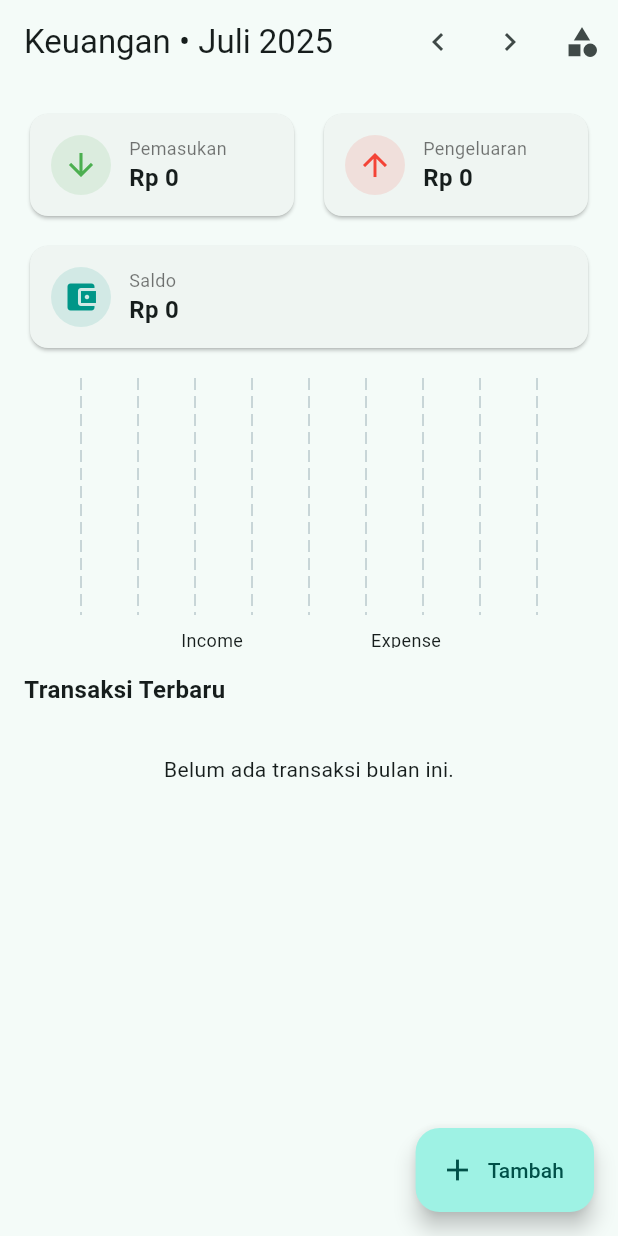
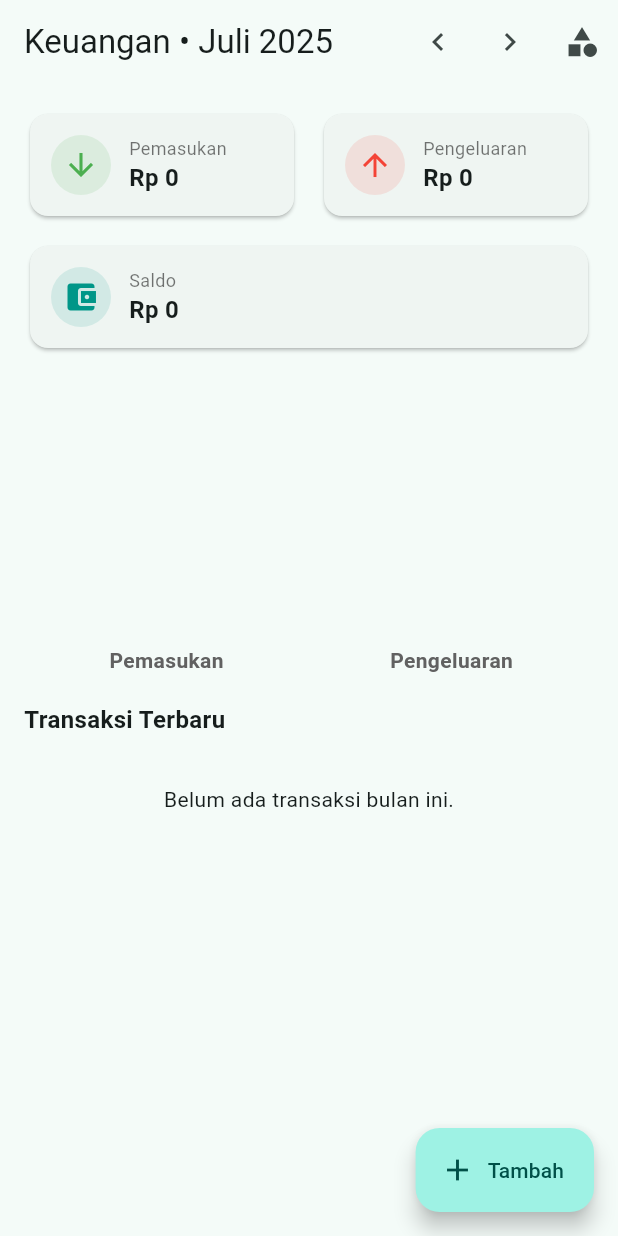
Before and after one commit to farhanfarruq/personal_finance, a Flutter app: the HomePage screen opened directly, after a tap on the "chevron left" icon, on a phone screen of 412 x 824 dp. Run offline on Flutter 3.47's test engine with Material 3 defaults, Android fonts, the phone set to English and light mode, and no system bars; drawn by our look-alikes of fl_chart; our stand-ins replace sqflite; accounts and stored records are empty.

Commit message:
add new fitur

```diff
--- a/lib/pages/home_page.dart
+++ b/lib/pages/home_page.dart
@@ -14,7 +14,7 @@ class HomePage extends StatelessWidget {
   @override
   Widget build(BuildContext context) {
     final prov = context.watch<FinanceProvider>();
-    final currency = NumberFormat.currency(locale: 'id_ID', symbol: 'Rp ');
+    final currency = NumberFormat.currency(locale: 'id_ID', symbol: 'Rp ', decimalDigits: 0);
 
     return Scaffold(
       appBar: AppBar(
@@ -88,10 +88,14 @@ class HomePage extends StatelessWidget {
             const SizedBox(height: 16),
 
             // Mini Bar Chart income vs expense
+// ... (kode lainnya)
+
+// Ganti widget BarChart yang ada dengan kode berikut:
 SizedBox(
-              height: 180,
+  height: 200,
   child: BarChart(
     BarChartData(
+      alignment: BarChartAlignment.spaceAround,
       borderData: FlBorderData(show: false),
       titlesData: FlTitlesData(
         leftTitles: const AxisTitles(sideTitles: SideTitles(showTitles: false)),
@@ -100,23 +104,60 @@ class HomePage extends StatelessWidget {
         bottomTitles: AxisTitles(
           sideTitles: SideTitles(
             showTitles: true,
-                        getTitlesWidget: (v, meta) {
-                          final label = v.toInt() == 0 ? 'Income' : 'Expense';
-                          return Padding(
-                            padding: const EdgeInsets.only(top: 8.0),
-                            child: Text(label, style: const TextStyle(fontSize: 12)),
+            getTitlesWidget: (value, meta) {
+              final style = TextStyle(
+                color: Colors.grey[700],
+                fontWeight: FontWeight.bold,
+                fontSize: 14,
               );
+              Widget text;
+              switch (value.toInt()) {
+                case 0:
+                  text = Text('Pemasukan', style: style);
+                  break;
+                case 1:
+                  text = Text('Pengeluaran', style: style);
+                  break;
+                default:
+                  text = Text('', style: style);
+                  break;
+              }
+              return SideTitleWidget(axisSide: meta.axisSide, child: text);
             },
+            reservedSize: 30,
           ),
         ),
       ),
+      gridData: FlGridData(show: false),
       barGroups: [
-                    BarChartGroupData(x: 0, barRods: [BarChartRodData(toY: prov.income)]),
-                    BarChartGroupData(x: 1, barRods: [BarChartRodData(toY: prov.expense)]),
+        BarChartGroupData(
+          x: 0,
+          barRods: [
+            BarChartRodData(
+              toY: prov.income,
+              color: Colors.green,
+              width: 22,
+              borderRadius: BorderRadius.circular(8),
+            ),
+          ],
+        ),
+        BarChartGroupData(
+          x: 1,
+          barRods: [
+            BarChartRodData(
+              toY: prov.expense,
+              color: Colors.red,
+              width: 22,
+              borderRadius: BorderRadius.circular(8),
+            ),
+          ],
+        ),
       ],
     ),
   ),
 ),
+
+// ... (kode lainnya)
 
             const SizedBox(height: 16),
             const Text('Transaksi Terbaru', style: TextStyle(fontSize: 16, fontWeight: FontWeight.w600)),
@@ -146,6 +187,7 @@ class HomePage extends StatelessWidget {
     );
   }
 
+// farhanfarruq/personal_finance/personal_finance-9dc4a3471684685b48bafc19424765a788b29d69/lib/pages/home_page.dart
 Widget _summaryCard(String title, String value, IconData icon, Color color) {
   return Card(
     child: Padding(
@@ -154,10 +196,21 @@ class HomePage extends StatelessWidget {
         children: [
           CircleAvatar(backgroundColor: color.withOpacity(.12), child: Icon(icon, color: color)),
           const SizedBox(width: 12),
-            Column(crossAxisAlignment: CrossAxisAlignment.start, children: [
+          // Tambahkan Expanded di sini untuk mengatasi overflow
+          Expanded(
+            child: Column(
+              crossAxisAlignment: CrossAxisAlignment.start,
+              children: [
                 Text(title, style: const TextStyle(fontSize: 12, color: Colors.black54)),
-              Text(value, style: const TextStyle(fontSize: 16, fontWeight: FontWeight.bold)),
-            ]),
+                Text(
+                  value,
+                  style: const TextStyle(fontSize: 16, fontWeight: FontWeight.bold),
+                  // Opsi untuk menampilkan elipsis (...) jika teks masih terlalu panjang
+                  overflow: TextOverflow.ellipsis,
+                ),
+              ],
+            ),
+          ),
         ],
       ),
     ),
--- a/lib/screens/home_screen.dart
+++ b/lib/screens/home_screen.dart
@@ -6,6 +6,7 @@ import '../providers/finance_provider.dart';
 import 'add_edit_transaction_screen.dart';
 import 'categories_screen.dart';
 import '../widgets/transaction_tile.dart';
+import 'dashboard_screen.dart'; // Import halaman dasbor yang baru
 
 class HomeScreen extends StatelessWidget {
   const HomeScreen({super.key});
@@ -13,11 +14,14 @@ class HomeScreen extends StatelessWidget {
   @override
   Widget build(BuildContext context) {
     final prov = context.watch<FinanceProvider>();
-    final currency = NumberFormat.currency(locale: 'id_ID', symbol: 'Rp ');
+    // Perbaikan format mata uang agar menggunakan titik dan tanpa desimal
+    final currency = NumberFormat.currency(locale: 'id_ID', symbol: 'Rp ', decimalDigits: 0);
 
     return Scaffold(
       appBar: AppBar(
         title: Text('Keuangan • ${prov.monthLabel}'),
+        elevation: 1,
+        backgroundColor: Colors.white,
         actions: [
           IconButton(
             onPressed: prov.prevMonth,
@@ -27,6 +31,17 @@ class HomeScreen extends StatelessWidget {
             onPressed: prov.nextMonth,
             icon: const Icon(Icons.chevron_right),
           ),
+          // Tombol baru untuk navigasi ke halaman Dasbor
+          IconButton(
+            onPressed: () {
+              Navigator.push(
+                context,
+                MaterialPageRoute(builder: (_) => const DashboardScreen()),
+              );
+            },
+            tooltip: 'Lihat Dasbor',
+            icon: const Icon(Icons.dashboard_outlined),
+          ),
           IconButton(
             onPressed: () {
               Navigator.push(
@@ -34,7 +49,8 @@ class HomeScreen extends StatelessWidget {
                 MaterialPageRoute(builder: (_) => const CategoriesScreen()),
               );
             },
-            icon: const Icon(Icons.category),
+            tooltip: 'Kategori',
+            icon: const Icon(Icons.category_outlined),
           ),
         ],
       ),
@@ -47,15 +63,16 @@ class HomeScreen extends StatelessWidget {
             ),
           );
         },
-        label: const Text('Tambah'),
+        label: const Text('Tambah Transaksi'),
         icon: const Icon(Icons.add),
+        elevation: 2,
       ),
       body: RefreshIndicator(
         onRefresh: prov.refresh,
         child: ListView(
           padding: const EdgeInsets.all(16),
           children: [
-            // Summary Cards
+            // --- Bagian Kartu Ringkasan ---
             Row(
               children: [
                 Expanded(
@@ -79,19 +96,23 @@ class HomeScreen extends StatelessWidget {
             ),
             const SizedBox(height: 12),
             _summaryCard(
-              'Saldo',
+              'Saldo Bulan Ini',
               currency.format(prov.balance),
-              Icons.account_balance_wallet,
+              Icons.account_balance_wallet_outlined,
               Colors.teal,
             ),
+            const SizedBox(height: 24),
+
+            // --- Bagian Grafik Batang yang Diperbarui ---
+            const Text('Perbandingan Pemasukan & Pengeluaran', style: TextStyle(fontSize: 18, fontWeight: FontWeight.bold)),
             const SizedBox(height: 16),
-
-            // Mini Bar Chart income vs expense
             SizedBox(
-              height: 180,
+              height: 200,
               child: BarChart(
                 BarChartData(
+                  alignment: BarChartAlignment.spaceAround,
                   borderData: FlBorderData(show: false),
+                  gridData: FlGridData(show: false),
                   titlesData: FlTitlesData(
                     leftTitles: const AxisTitles(sideTitles: SideTitles(showTitles: false)),
                     topTitles: const AxisTitles(sideTitles: SideTitles(showTitles: false)),
@@ -99,32 +120,56 @@ class HomeScreen extends StatelessWidget {
                     bottomTitles: AxisTitles(
                       sideTitles: SideTitles(
                         showTitles: true,
-                        getTitlesWidget: (v, meta) {
-                          final label = v.toInt() == 0 ? 'Income' : 'Expense';
-                          return Padding(
-                            padding: const EdgeInsets.only(top: 8.0),
-                            child: Text(label, style: const TextStyle(fontSize: 12)),
+                        getTitlesWidget: (value, meta) {
+                          final style = TextStyle(
+                            color: Colors.grey[700],
+                            fontWeight: FontWeight.bold,
+                            fontSize: 14,
                           );
+                          String text;
+                          switch (value.toInt()) {
+                            case 0:
+                              text = 'Pemasukan';
+                              break;
+                            case 1:
+                              text = 'Pengeluaran';
+                              break;
+                            default:
+                              text = '';
+                              break;
+                          }
+                          return SideTitleWidget(axisSide: meta.axisSide, child: Text(text, style: style));
                         },
+                        reservedSize: 30,
                       ),
                     ),
                   ),
                   barGroups: [
-                    BarChartGroupData(x: 0, barRods: [BarChartRodData(toY: prov.income, color: Colors.green)]),
-                    BarChartGroupData(x: 1, barRods: [BarChartRodData(toY: prov.expense, color: Colors.red)]),
+                    BarChartGroupData(x: 0, barRods: [
+                      BarChartRodData(toY: prov.income, color: Colors.green, width: 22, borderRadius: BorderRadius.circular(8))
+                    ]),
+                    BarChartGroupData(x: 1, barRods: [
+                      BarChartRodData(toY: prov.expense, color: Colors.red, width: 22, borderRadius: BorderRadius.circular(8))
+                    ]),
                   ],
                 ),
               ),
             ),
+            const SizedBox(height: 24),
 
-            const SizedBox(height: 16),
-            const Text('Transaksi Terbaru', style: TextStyle(fontSize: 16, fontWeight: FontWeight.w600)),
+            // --- Bagian Transaksi Terbaru ---
+            const Text('Transaksi Terbaru', style: TextStyle(fontSize: 18, fontWeight: FontWeight.bold)),
             const SizedBox(height: 8),
-
             if (prov.transactions.isEmpty)
               const Padding(
-                padding: EdgeInsets.symmetric(vertical: 24),
-                child: Center(child: Text('Belum ada transaksi bulan ini.')),
+                padding: EdgeInsets.symmetric(vertical: 40),
+                child: Center(
+                  child: Text(
+                    'Belum ada transaksi bulan ini.\nYuk, mulai catat keuanganmu!',
+                    textAlign: TextAlign.center,
+                    style: TextStyle(fontSize: 16, color: Colors.grey),
+                  ),
+                ),
               )
             else
               ...prov.transactions.map((t) => TransactionTile(
@@ -145,18 +190,46 @@ class HomeScreen extends StatelessWidget {
     );
   }
 
+  // --- Widget _summaryCard yang sudah diperbaiki ---
   Widget _summaryCard(String title, String value, IconData icon, Color color) {
     return Card(
+      elevation: 2,
+      shape: RoundedRectangleBorder(borderRadius: BorderRadius.circular(16)),
       child: Padding(
-        padding: const EdgeInsets.all(14),
+        padding: const EdgeInsets.all(16),
         child: Row(
           children: [
-            CircleAvatar(backgroundColor: color.withOpacity(.12), child: Icon(icon, color: color)),
-            const SizedBox(width: 12),
-            Column(crossAxisAlignment: CrossAxisAlignment.start, children: [
-              Text(title, style: const TextStyle(fontSize: 12, color: Colors.black54)),
-              Text(value, style: const TextStyle(fontSize: 16, fontWeight: FontWeight.bold)),
-            ]),
+            CircleAvatar(
+              backgroundColor: color.withOpacity(0.15),
+              radius: 28,
+              child: Icon(icon, color: color, size: 28),
+            ),
+            const SizedBox(width: 16),
+            // Widget Expanded ini adalah kunci untuk memperbaiki error overflow
+            Expanded(
+              child: Column(
+                crossAxisAlignment: CrossAxisAlignment.start,
+                children: [
+                  Text(
+                    title,
+                    style: TextStyle(
+                      fontSize: 14,
+                      color: Colors.grey[600],
+                      fontWeight: FontWeight.w500,
+                    ),
+                  ),
+                  Text(
+                    value,
+                    style: TextStyle(
+                      fontSize: 18,
+                      fontWeight: FontWeight.bold,
+                      color: Colors.grey[800],
+                    ),
+                    overflow: TextOverflow.ellipsis, // Menambahkan elipsis jika teks masih terlalu panjang
+                  ),
+                ],
+              ),
+            ),
           ],
         ),
       ),
```
Also changed, not shown: lib/pages/add_edit_transaction_page.dart (+39 -6 lines), lib/providers/finance_provider.dart (+39 -0 lines), lib/screens/dashboard_screen.dart (added, +229 -0 lines), lib/widgets/transaction_tile.dart (+37 -6 lines). Lines whose indentation alone changed are shown as unchanged.
